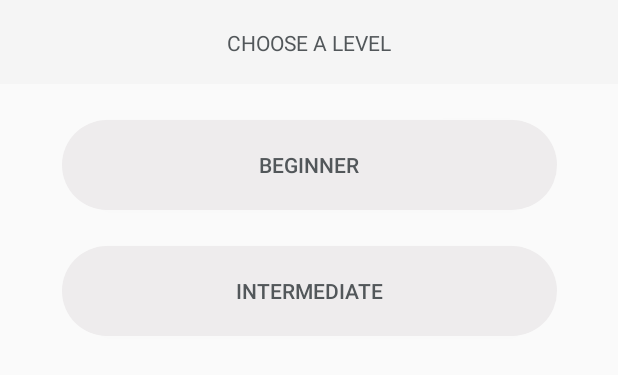
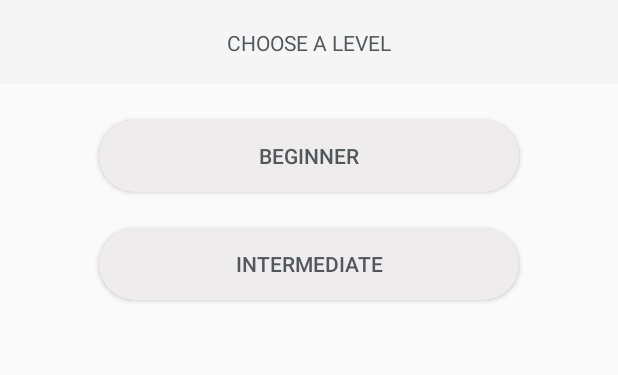
Before and after one commit to diman240798/Board, an Android app: the layout activity_main.xml on its own in the app's theme, with its tools: preview values and no code run, on a phone screen of 412 x 824 dp. Shown: the top 375 px of the screen. Run offline under Robolectric (Android 15) with nearby library versions, the phone set to English and light mode, and no system bars.

```diff
--- a/app/src/main/res/drawable/button_background_grey.xml
+++ b/app/src/main/res/drawable/button_background_grey.xml
@@ -7,6 +7,6 @@
         android:topLeftRadius="48.5dp"
         android:topRightRadius="48.5dp"/>
     <size
-        android:height="60dp"
-        android:width="330dp" />
+        android:height="45dp"
+        android:width="280dp" />
 </shape>
--- a/app/src/main/res/drawable/rounded.xml
+++ b/app/src/main/res/drawable/rounded.xml
@@ -1,7 +1,7 @@
 <?xml version="1.0" encoding="utf-8"?>
 <shape xmlns:android="http://schemas.android.com/apk/res/android"
        android:shape="rectangle">
-    <solid android:color="@color/colorGrey"
+    <solid android:color="@color/colorGreyItem"
             android:width="1dp"/>
     <corners android:radius="30dp" />
 </shape>
--- a/app/src/main/res/layout/activity_main.xml
+++ b/app/src/main/res/layout/activity_main.xml
@@ -4,7 +4,7 @@
         xmlns:app="http://schemas.android.com/apk/res-auto" xmlns:tools="http://schemas.android.com/tools"
         android:layout_width="match_parent"
         android:layout_height="match_parent"
-        tools:context=".testMenu.activity.TestMenuActivity">
+        tools:context=".main.activity.MainActivity">
     <View
             android:background="@color/colorGrey"
             android:layout_width="match_parent" android:layout_height="?actionBarSize"
@@ -26,12 +26,13 @@
             android:layout_marginBottom="8dp"
             app:layout_constraintBottom_toBottomOf="@+id/view"/>
     <Button
+            android:onClick="onClick"
             android:text="BEGINNER"
             android:layout_width="wrap_content"
             android:layout_height="wrap_content"
             android:textColor="@color/colorGreyText"
             android:background="@drawable/button_background_grey"
-            android:id="@+id/button"
+            android:id="@+id/beginner"
             android:layout_marginTop="24dp"
             app:layout_constraintTop_toBottomOf="@+id/view"
             app:layout_constraintEnd_toEndOf="parent"
@@ -39,14 +40,15 @@
             app:layout_constraintStart_toStartOf="parent"
             android:layout_marginStart="8dp"/>
     <Button
+            android:onClick="onClick"
             android:text="INTERMEDIATE"
             android:textColor="@color/colorGreyText"
             android:background="@drawable/button_background_grey"
             android:layout_width="wrap_content"
             android:layout_height="wrap_content"
-            android:id="@+id/button2"
+            android:id="@+id/intermediate"
             android:layout_marginTop="24dp"
-            app:layout_constraintTop_toBottomOf="@+id/button"
+            app:layout_constraintTop_toBottomOf="@+id/beginner"
             app:layout_constraintEnd_toEndOf="parent"
             android:layout_marginEnd="8dp"
             app:layout_constraintStart_toStartOf="parent"
--- a/app/src/main/res/values/colors.xml
+++ b/app/src/main/res/values/colors.xml
@@ -16,6 +16,7 @@
     <!-- Project Colors -->
     <color name="colorGreyText">#52575A</color>
     <color name="colorGrey">#F5F5F5</color>
+    <color name="colorGreyItem">#F0F0F0</color>
     <color name="colorGreyButton">#EEECED</color>
     <color name="colorActionBar">#750130</color>
     <color name="colorStatusBar">#610029</color>
```
Also changed, not shown: app/src/main/AndroidManifest.xml (+13 -8 lines), app/src/main/java/cpp/quiz/sfedu/cppquiz/main/activity/MainActivity.kt (+15 -1 lines), app/src/main/res/mipmap-mdpi/my_launcher.png (added).
